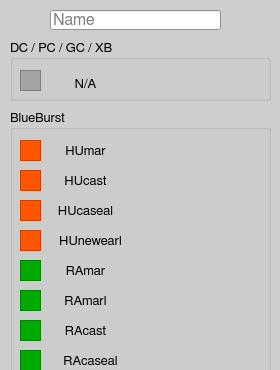
Above: mainwindow.ui from eleriaqueen/SeccyQt before the change; both pictures show x 0 to 280 and y 0 to 370 of the 280 by 530 pixel window. Below: the same form after it.
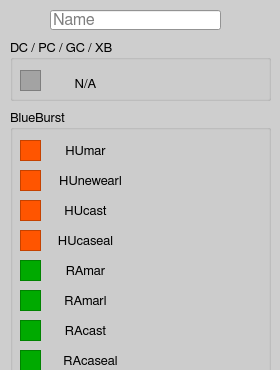
That is the form after the change. Icons and pictures are not drawn.

Commit message: Fix PSOBB class order

Patch:
```diff
--- a/mainwindow.ui
+++ b/mainwindow.ui
@@ -2244,7 +2244,7 @@
      <property name="geometry">
       <rect>
        <x>40</x>
-       <y>60</y>
+       <y>90</y>
        <width>71</width>
        <height>21</height>
       </rect>
@@ -3187,7 +3187,7 @@
      <property name="geometry">
       <rect>
        <x>40</x>
-       <y>90</y>
+       <y>120</y>
        <width>71</width>
        <height>21</height>
       </rect>
@@ -5073,7 +5073,7 @@
      <property name="geometry">
       <rect>
        <x>40</x>
-       <y>120</y>
+       <y>60</y>
        <width>81</width>
        <height>21</height>
       </rect>
```
